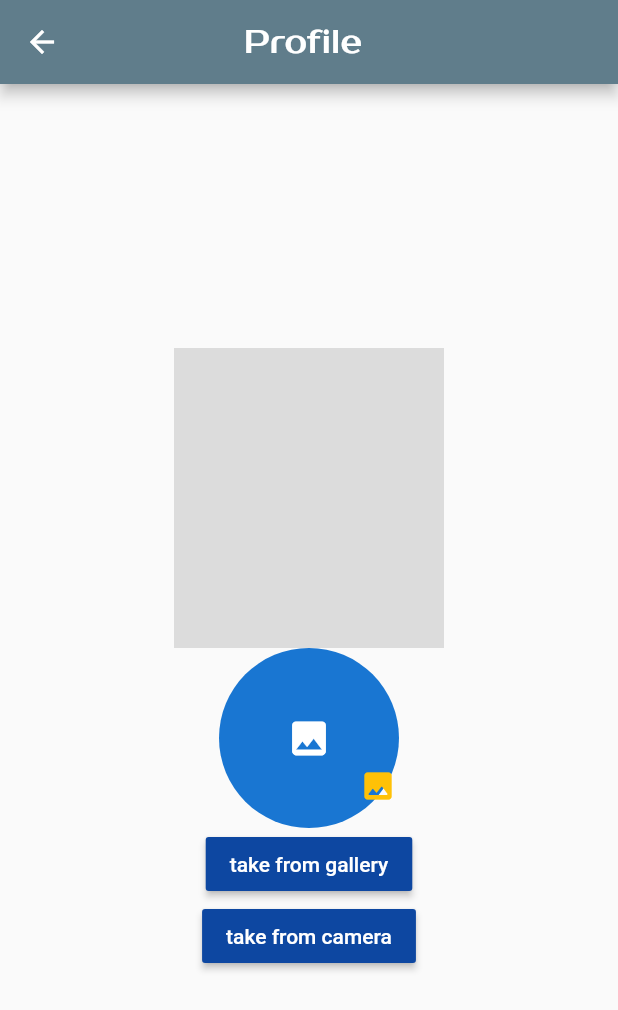
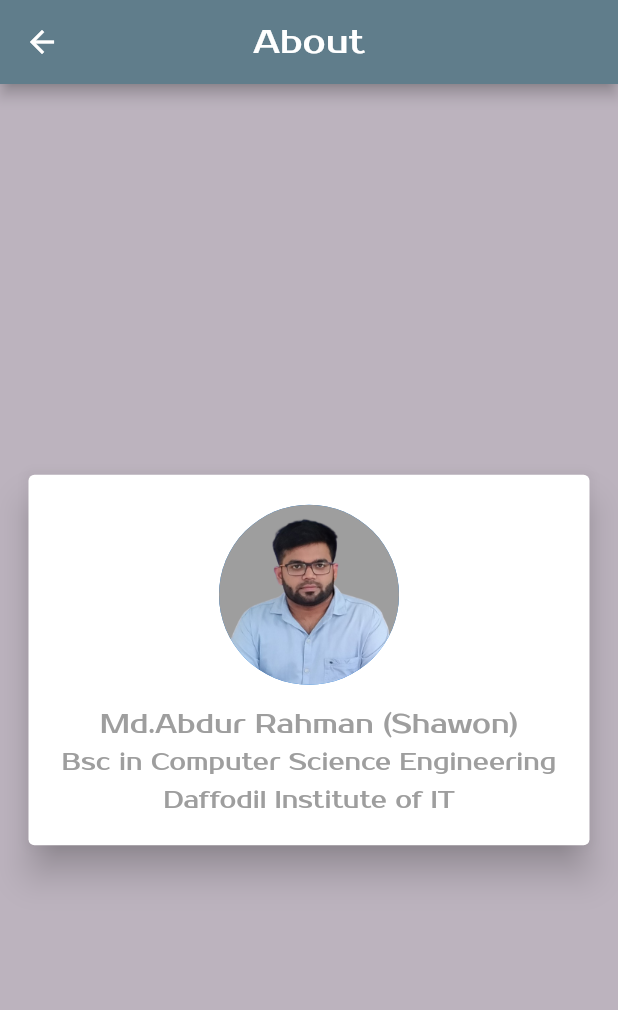
Before and after one commit to Shawon954/pixel_house, a Flutter app: the Profile screen opened directly, on a phone screen of 412 x 824 dp. Shown: the top 1010 px of the screen. Run offline on Flutter 3.47's test engine with Material 2 defaults, Android fonts, the phone set to English and light mode, and no system bars; our stand-ins replace cached_network_image, cloud_firestore, connectivity_plus, firebase_auth, firebase_core, firebase_storage and 10 more; accounts and stored records are empty.

Commit message:
profile complite

```diff
--- a/lib/Internet/internet_connection.dart
+++ b/lib/Internet/internet_connection.dart
@@ -39,7 +39,7 @@ class _InternetConnectionState extends State<InternetConnection> {
 
 
 
-  Future<void> checkConnection() async {
+  Future checkConnection() async {
     var connectivityResult = await (Connectivity().checkConnectivity());
     if (connectivityResult == ConnectivityResult.none) {
       Fluttertoast.showToast(
--- a/lib/Route/routes.dart
+++ b/lib/Route/routes.dart
@@ -14,13 +14,28 @@ List<GetPage>getpage=[
   GetPage(name: '/splash', page: ()=>SplashScreen()),
   GetPage(name: '/internetcheck', page: ()=>InternetConnection()),
   GetPage(name: '/logingpage', page: ()=>SinginPage()),
+  GetPage(name: '/sing_up', page: ()=>SingUpPage()),
+  GetPage(name: '/forgotpass', page: ()=>ForGetPassword()),
   GetPage(name: '/home_page', page: ()=>HomePage()),
-  GetPage(name: '/sing_up', page: ()=>SingUpPage()),
-  GetPage(name: '/profile_page', page: ()=>Profile()),
   GetPage(name: '/addImages_page', page: ()=>ADDImage()),
-  GetPage(name: '/forgotpass', page: ()=>ForGetPassword()),
+  // GetPage(name: '/profile_page', page: ()=>Profile()),
+
+
   GetPage(name: '/set', page: ()=> Setting()),
 
 
 
 ];
+
+
+   // Profile Code //
+// File? file;
+// ImagePicker image = ImagePicker();
+// String? ImagePath;
+//
+// @override
+// void initState() {
+//   getData();
+//   super.initState();
+// }
+  // profile code //
--- a/lib/profile.dart
+++ b/lib/profile.dart
@@ -1,38 +1,22 @@
-import 'dart:io';
 
-import 'package:cloud_firestore/cloud_firestore.dart';
-import 'package:firebase_auth/firebase_auth.dart';
 import 'package:flutter/material.dart';
-import 'package:flutter_profile_picture/flutter_profile_picture.dart';
 import 'package:get/get.dart';
 import 'package:get_storage/get_storage.dart';
-import 'package:image_picker/image_picker.dart';
-import 'package:photo_view/photo_view.dart';
 
-class Profile extends StatefulWidget {
-  @override
-  State<Profile> createState() => _ProfileState();
-}
 
-class _ProfileState extends State<Profile> {
-  File? file;
-  ImagePicker image = ImagePicker();
-  String? ImagePath;
+class Profile extends StatelessWidget {
 
-  @override
-  void initState() {
-    getData();
-    super.initState();
-  }
+
 
   @override
   Widget build(BuildContext context) {
     return Scaffold(
+      backgroundColor: Color(0xffbcb3be),
       appBar: AppBar(
         automaticallyImplyLeading: true,
         backgroundColor: Colors.blueGrey,
         title: Text(
-          'Profile ',
+          'About',
           style: TextStyle(
               fontSize: 22,
               fontFamily: 'ProstoOne',
@@ -43,113 +27,59 @@ class _ProfileState extends State<Profile> {
       ),
       body: Column(
         mainAxisAlignment: MainAxisAlignment.center,
+
         children: [
-          Center(
+
+             Padding(
+               padding: const EdgeInsets.only(left: 15,right: 15),
+               child: Card(
+                 elevation: 10,
+                 color: Colors.white,
+
                  child: Column(
                    children: [
-                Container(
-                  height: 200,
-                  width: 180,
-                  color: Colors.black12,
-                ),
-                Stack(
-                  children: [
-                    CircleAvatar(
+                     SizedBox(height: 20,),
+                     Center(
+                       child: CircleAvatar(
                          radius: 60,
-                        child: Stack(
-                          children: [
-                            ClipOval(
-                              child: ImagePath == null
-                                  ? Icon(
-                                      Icons.image,
-                                      size: 30,
-                                    )
-                                  : Image.file(
-                                      File(ImagePath!),
-                                      height: 120,
-                                      width: 300,
-                                      filterQuality: FilterQuality.high,
-                                      fit: BoxFit.cover,
+                           backgroundImage: AssetImage('assets/about/mee.png'),
                        ),
                      ),
+                     SizedBox(height: 15,),
+                     Text('Md.Abdur Rahman (Shawon)',
+                       style: TextStyle(
+                           fontSize: 18,
+                           fontFamily: 'ProstoOne',
+                           fontWeight: FontWeight.normal,
+                           color: Colors.grey),),
+                     SizedBox(height: 5,),
+                     Text('Bsc in Computer Science Engineering',
+                       style: TextStyle(
+                           fontSize: 16,
+                           fontFamily: 'ProstoOne',
+                           fontWeight: FontWeight.normal,
+                           color: Colors.grey),),
+                     SizedBox(height: 5,),
+                     Text('Daffodil Institute of IT',
+                       style: TextStyle(
+                           fontSize: 16,
+                           fontFamily: 'ProstoOne',
+                           fontWeight: FontWeight.normal,
+                           color: Colors.grey),),
+                     SizedBox(height: 20,),
+
+
                    ],
-                        )),
-                    Positioned(
-                        top: 80,
-                        right: 2,
-                        child: InkWell(
-                          onTap: () {
-
-                            getgall();
-                          },
-                          child: Icon(
-                            Icons.image_rounded,
-                            color: Colors.amber,
-                          ),
-                        )),
-                  ],
-                ),
-                MaterialButton(
-                  onPressed: () {
-
-                  },
-                  color: Colors.blue[900],
-                  child: Text(
-                    "take from gallery",
-                    style: TextStyle(
-                      color: Colors.white,
                  ),
                ),
              ),
-                MaterialButton(
-                  onPressed: () {
-                    getcam();
-                  },
-                  color: Colors.blue[900],
-                  child: Text(
-                    "take from camera",
-                    style: TextStyle(
-                      color: Colors.white,
-                    ),
-                  ),
-                ),
-              ],
-            ),
-          ),
+
+
         ],
       ),
     );
   }
 
-  getcam() async {
-    var img = await image.getImage(source: ImageSource.camera);
-    setState(() {
-      file = File(img!.path);
-    });
-  }
 
-  getgall() async {
-    var img = await image.getImage(source: ImageSource.gallery);
-
-    if (img != null) {
-      SaveData(img.path.toString());
-      setState(() {
-        file = File(img!.path);
-      });
-    }
-  }
-
-  var proimag = GetStorage();
-
-  void SaveData(String val) async {
-    proimag.write('imag', val);
-    getData();
-  }
-
-  void getData() async {
-    setState(() {
-      ImagePath = proimag.read('imag');
-    });
-  }
 
 }
--- a/pubspec.yaml
+++ b/pubspec.yaml
@@ -60,7 +60,8 @@ dependencies:
   firebase_messaging: ^14.2.0
   cloud_firestore: ^4.3.0
   firebase_storage: ^11.0.10
-
+  # Google Singin #
+  google_sign_in: ^5.4.3
 
 
 dev_dependencies:
@@ -93,6 +94,8 @@ flutter:
      - assets/internet/
      - assets/loadding/
      - assets/somthingworng/
+     - assets/social_icon/
+     - assets/about/
   #   - images/a_dot_ham.jpeg
 
   # An image asset can refer to one or more resolution-specific "variants", see
```
Also changed, not shown: lib/DataBase/database.dart (+20 -20 lines), lib/Splash/splash_screen.dart (+4 -4 lines), lib/homepage.dart (+78 -15 lines), lib/singup_page.dart (+10 -1 lines), assets/about/me.jpg (added), assets/about/mee.png (added), assets/social_icon/call.png (added), assets/social_icon/google-icon.png (added). Lines whose indentation alone changed are shown as unchanged.
